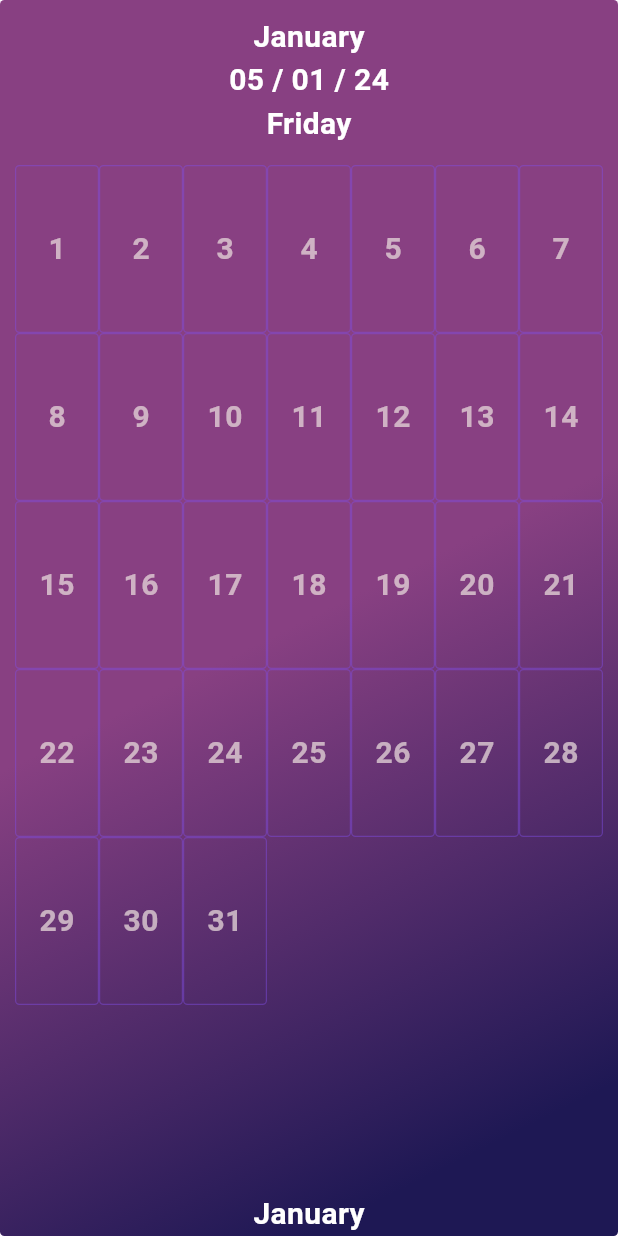
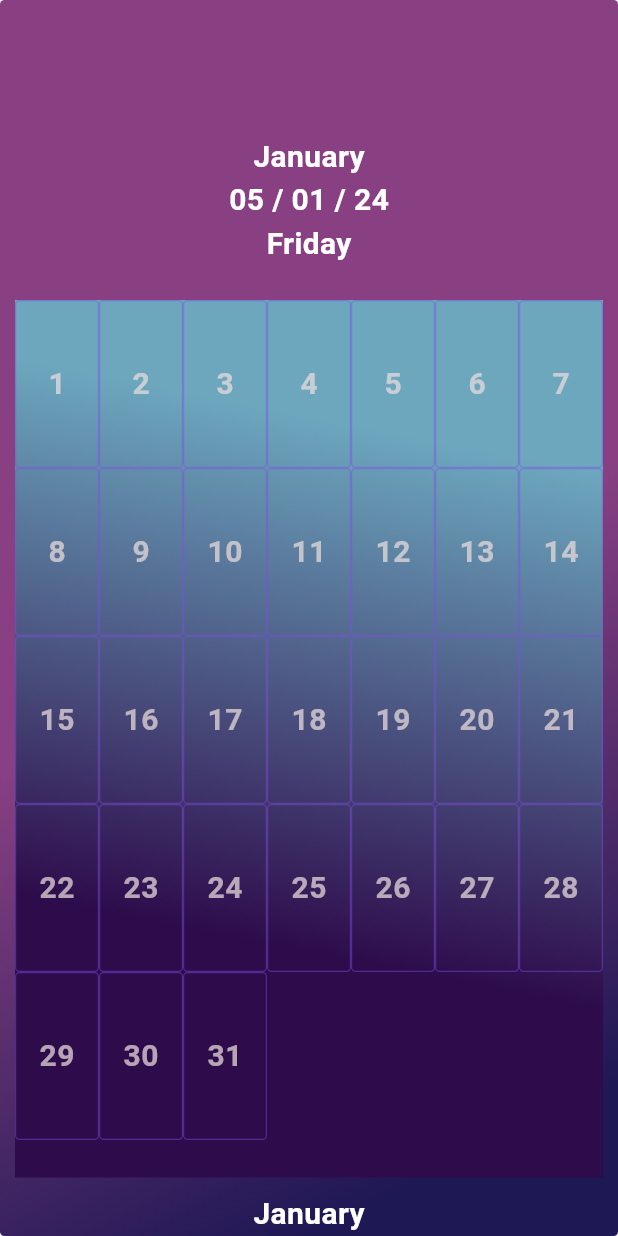
Before and after one commit to maximsqrt/alertNuke, a Flutter app: the screen it shows after launch, after a tap on "January", on a phone screen of 412 x 824 dp. Run offline on Flutter 3.47's test engine with Material 3 defaults, Android fonts, the phone set to English and light mode, and no system bars; our stand-ins replace sqflite; accounts and stored records are empty.

Commit message:
erste sfarbstils angepasst

```diff
--- a/lib/screens/calender/month/month.dart
+++ b/lib/screens/calender/month/month.dart
@@ -50,7 +50,7 @@ class _MonthCalendarState extends State<MonthCalendar> {
                 const EdgeInsets.only(top: 100, left: 10, right: 10, bottom: 0),
             child: Column(
               children: [
-                const SizedBox(height: 10),
+                const SizedBox(height: 100),
                 Expanded(
                   child: PageView.builder(
                     controller: _pageController,
@@ -82,7 +82,7 @@ class _MonthCalendarState extends State<MonthCalendar> {
             ),
           ),
           Positioned(
-            top: 0,
+            top: 80,
             left: 0,
             right: 0,
             child: TimeColumn(
--- a/lib/screens/calender/widgets/buildmonth.dart
+++ b/lib/screens/calender/widgets/buildmonth.dart
@@ -1,9 +1,17 @@
+import 'package:alertnukeapp/screens/calender/year/year.dart';
+import 'package:alertnukeapp/themes/colors.dart';
+import 'package:flutter/material.dart';
+
 import 'package:alertnukeapp/screens/calender/year/year.dart';
 import 'package:flutter/material.dart';
 
 Widget buildMonthPage(int month, double childAspectRatio, int fontSize) {
   int actualFontSize = fontSize;
-  return GridView.builder(
+  return Container(
+    decoration: BoxDecoration(
+      gradient: MonthColor.fancyLinearGradient(), // Use the gradient from MonthColor
+    ),
+    child: GridView.builder(
       padding: EdgeInsets.zero,
       itemCount: daysInMonth(month),
       gridDelegate: SliverGridDelegateWithFixedCrossAxisCount(
@@ -28,7 +36,7 @@ Widget buildMonthPage(int month, double childAspectRatio, int fontSize) {
                 (index + 1).toString(),
                 style: TextStyle(
                   fontWeight: FontWeight.bold,
-                fontSize: actualFontSize.toDouble(), // Use actualFontSize here
+                  fontSize: actualFontSize.toDouble(),
                   color: Color.fromARGB(187, 233, 220, 220),
                 ),
               ),
@@ -36,5 +44,6 @@ Widget buildMonthPage(int month, double childAspectRatio, int fontSize) {
           ),
         );
       },
+    ),
   );
 }
```
Lines whose indentation alone changed are shown as unchanged.
